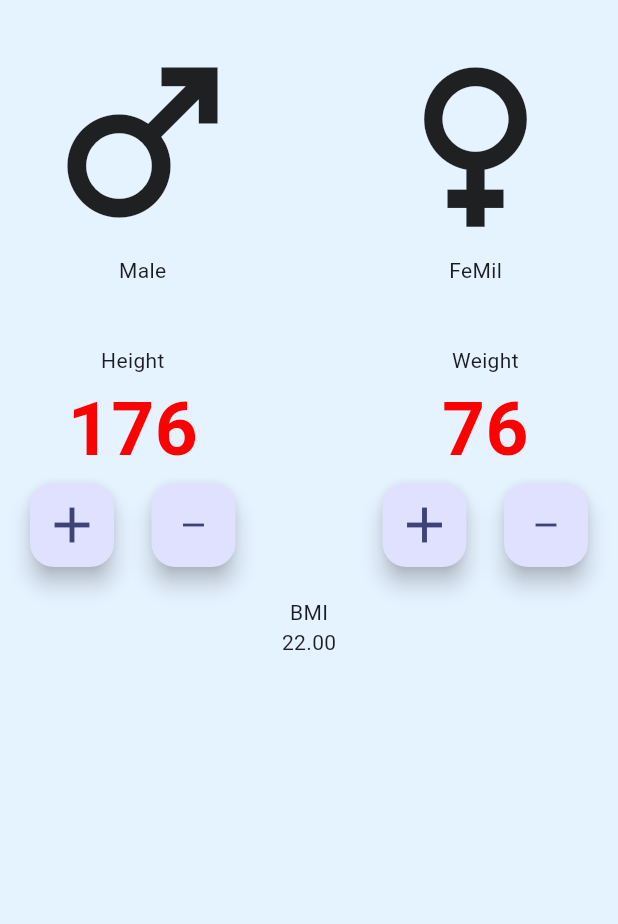
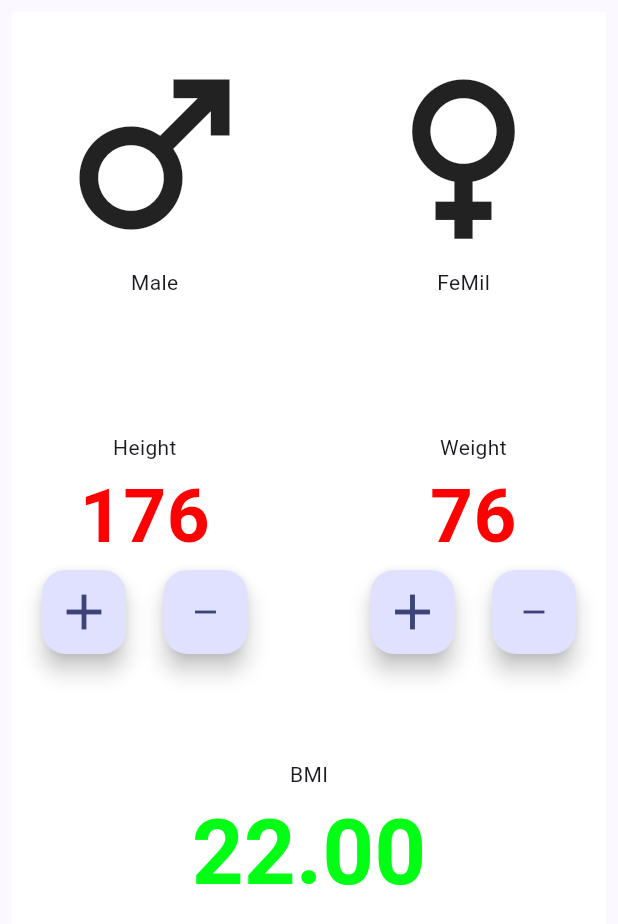
Before and after one commit to DonShanilka/BMI_Calculator_Flutter, a Flutter app: the screen it shows after launch, on a phone screen of 412 x 824 dp. Shown: the top 924 px of the screen. Run offline on Flutter 3.47's test engine with Material 3 defaults, Android fonts, the phone set to English and light mode, and no system bars.

Commit message:
add output style

```diff
--- a/lib/constants.dart
+++ b/lib/constants.dart
@@ -2,4 +2,7 @@ import 'package:flutter/material.dart';
 
 // constenst dhanawanam eka aniwarenma 'k' Akuren thama patran ganna one
 const kTextColor = Color.fromARGB(255, 255, 0, 0);
+
+const kOutPutColor = TextStyle(color: Color.fromARGB(255, 0, 255, 21),fontSize: 60,fontWeight:FontWeight.bold);
+
 const kLableStyle = TextStyle(color: kTextColor, fontSize: 50, fontWeight: FontWeight.bold);
--- a/lib/main_page.dart
+++ b/lib/main_page.dart
@@ -13,8 +13,10 @@ class _MainPageState extends State<MainPage> {
   Widget build(BuildContext context) {
     return Scaffold(
         body: SafeArea(
+      child: Padding(
+        padding: const EdgeInsets.all(8.0),
         child: Container(
-          color: const Color.fromARGB(255, 229, 242, 255),
+            color: const Color.fromARGB(255, 255, 255, 255),
             child: const Column(
               children: [
                 Row(
@@ -46,6 +48,7 @@ class _MainPageState extends State<MainPage> {
                     )
                   ],
                 ),
+                SizedBox(height: 50,),
                 Row(
                   children: [
                     Padding(
@@ -111,11 +114,13 @@ class _MainPageState extends State<MainPage> {
                     ),
                   ],
                 ),
+                 SizedBox(height: 50,),
                  Column(
-                children: [Text("BMI"), Text("22.00")],
+                   children: [Text("BMI"), Text("22.00",style: kOutPutColor)],
                 )
               ],
             )),
+      ),
     ));
   }
 }
```
Lines whose indentation alone changed are shown as unchanged.
